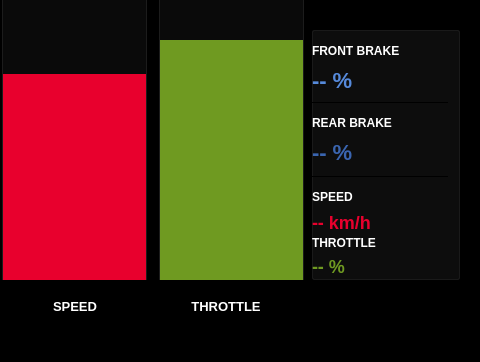
This is untitled/mainwindow.ui in McGillFormulaElectric/Raspberry-Pi-Dashboard as Qt 5 draws it before an edit; both pictures show x 320 to 800 and y 118 to 480 of the 800 by 480 pixel window. The edited form follows.
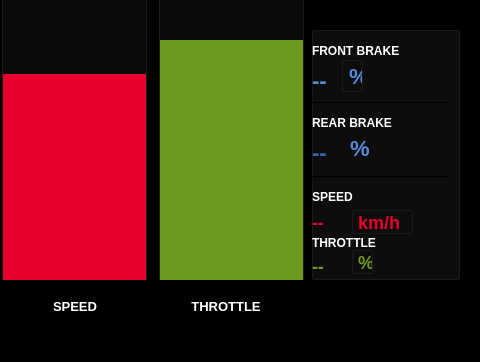
This is the edited form. The open tabs and pages were chosen to show the change. Icons and pictures are not drawn.

```diff
--- a/untitled/mainwindow.ui
+++ b/untitled/mainwindow.ui
@@ -361,6 +361,54 @@
       <property name="styleSheet">
        <string notr="true">background-color: rgb(13, 13, 13); border: 1px solid rgb(26, 26, 26); border-radius: 2px;</string>
       </property>
+      <widget class="QLabel" name="front_brake_text_2">
+       <property name="geometry">
+        <rect>
+         <x>30</x>
+         <y>30</y>
+         <width>21</width>
+         <height>32</height>
+        </rect>
+       </property>
+       <property name="styleSheet">
+        <string notr="true">color: rgb(86, 138, 219); font-family: &quot;Courier New&quot;; font-size: 22px; font-weight: bold; background-color: transparent;</string>
+       </property>
+       <property name="text">
+        <string>%</string>
+       </property>
+      </widget>
+      <widget class="QLabel" name="speed_text_2">
+       <property name="geometry">
+        <rect>
+         <x>40</x>
+         <y>180</y>
+         <width>61</width>
+         <height>24</height>
+        </rect>
+       </property>
+       <property name="styleSheet">
+        <string notr="true">color: rgb(232, 0, 45); font-family: &quot;Courier New&quot;; font-size: 18px; font-weight: bold; background-color: transparent;</string>
+       </property>
+       <property name="text">
+        <string>km/h</string>
+       </property>
+      </widget>
+      <widget class="QLabel" name="throttle_text_2">
+       <property name="geometry">
+        <rect>
+         <x>40</x>
+         <y>220</y>
+         <width>21</width>
+         <height>24</height>
+        </rect>
+       </property>
+       <property name="styleSheet">
+        <string notr="true">color: rgb(111, 154, 33); font-family: &quot;Courier New&quot;; font-size: 18px; font-weight: bold; background-color: transparent;</string>
+       </property>
+       <property name="text">
+        <string>%</string>
+       </property>
+      </widget>
      </widget>
      <widget class="QLabel" name="statFBLabel">
       <property name="geometry">
@@ -383,7 +431,7 @@
        <rect>
         <x>612</x>
         <y>162</y>
-        <width>136</width>
+        <width>21</width>
         <height>32</height>
        </rect>
       </property>
@@ -391,7 +439,7 @@
        <string notr="true">color: rgb(86, 138, 219); font-family: &quot;Courier New&quot;; font-size: 22px; font-weight: bold; background-color: transparent;</string>
       </property>
       <property name="text">
-       <string>-- %</string>
+       <string>--</string>
       </property>
      </widget>
      <widget class="QFrame" name="statLine1">
@@ -431,7 +479,7 @@
        <rect>
         <x>612</x>
         <y>234</y>
-        <width>136</width>
+        <width>31</width>
         <height>32</height>
        </rect>
       </property>
@@ -439,7 +487,7 @@
        <string notr="true">color: rgb(58, 101, 176); font-family: &quot;Courier New&quot;; font-size: 22px; font-weight: bold; background-color: transparent;</string>
       </property>
       <property name="text">
-       <string>-- %</string>
+       <string>--</string>
       </property>
      </widget>
      <widget class="QFrame" name="statLine2">
@@ -479,7 +527,7 @@
        <rect>
         <x>612</x>
         <y>308</y>
-        <width>136</width>
+        <width>21</width>
         <height>24</height>
        </rect>
       </property>
@@ -487,7 +535,7 @@
        <string notr="true">color: rgb(232, 0, 45); font-family: &quot;Courier New&quot;; font-size: 18px; font-weight: bold; background-color: transparent;</string>
       </property>
       <property name="text">
-       <string>-- km/h</string>
+       <string>--</string>
       </property>
      </widget>
      <widget class="QLabel" name="statTHLabel">
@@ -511,7 +559,7 @@
        <rect>
         <x>612</x>
         <y>352</y>
-        <width>136</width>
+        <width>21</width>
         <height>24</height>
        </rect>
       </property>
@@ -519,7 +567,7 @@
        <string notr="true">color: rgb(111, 154, 33); font-family: &quot;Courier New&quot;; font-size: 18px; font-weight: bold; background-color: transparent;</string>
       </property>
       <property name="text">
-       <string>-- %</string>
+       <string>--</string>
       </property>
      </widget>
      <widget class="QLabel" name="label_13">
@@ -544,6 +592,22 @@
        <bool>true</bool>
       </property>
      </widget>
+     <widget class="QLabel" name="front_brake_text_3">
+      <property name="geometry">
+       <rect>
+        <x>650</x>
+        <y>230</y>
+        <width>21</width>
+        <height>32</height>
+       </rect>
+      </property>
+      <property name="styleSheet">
+       <string notr="true">color: rgb(86, 138, 219); font-family: &quot;Courier New&quot;; font-size: 22px; font-weight: bold; background-color: transparent;</string>
+      </property>
+      <property name="text">
+       <string>%</string>
+      </property>
+     </widget>
     </widget>
     <widget class="QWidget" name="page_3">
      <property name="styleSheet">
```
Left out of the diff: 32 changed lines with no effect on the pictures.
